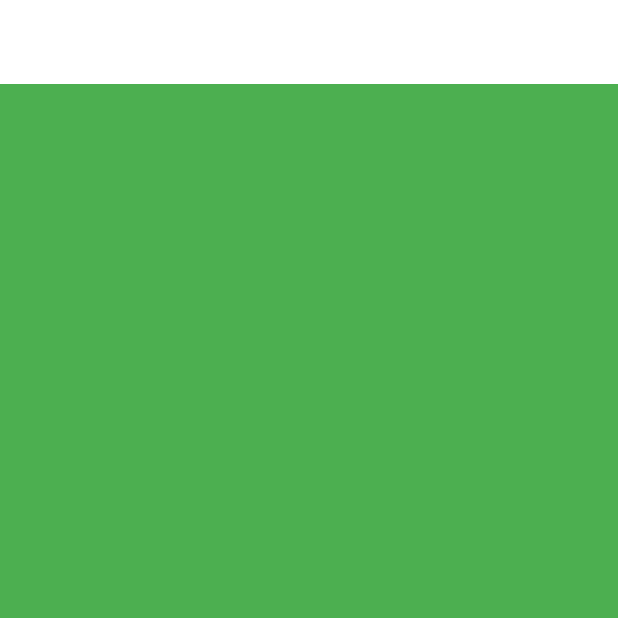
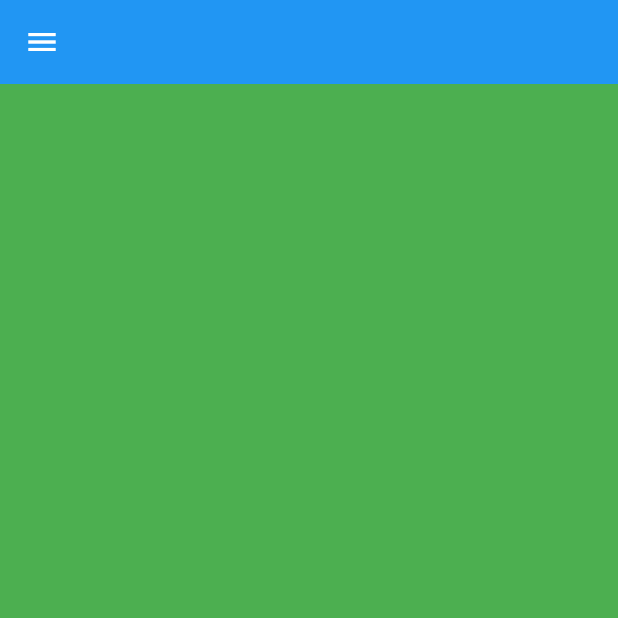
Before and after one commit to mrabro/flutter-web-admin-template, a Flutter app: the screen it shows after launch, on a phone screen of 412 x 824 dp, the top half of it. Run offline on Flutter 3.47's test engine with Material 2 defaults, Android fonts, the phone set to English and light mode, and no system bars; our stand-ins replace get, google_fonts.

Commit message:
Top Nav Drawer Menu responsive imgs

```diff
--- /dev/null
+++ b/lib/constants/style.dart
@@ -0,0 +1,6 @@
+import 'package:flutter/material.dart';
+
+Color light = Color(0xFFF7F8FC);
+Color lightGrey = Color(0xFFA4A6B3);
+Color dark = Color(0xFF363740);
+Color active = Color(0xFF3C19C0);
--- a/lib/layout.dart
+++ b/lib/layout.dart
@@ -2,17 +2,18 @@ import 'package:flutter/material.dart';
 import 'package:web_admin/helpers/responsiveness.dart';
 import 'package:web_admin/widgets/large_screen.dart';
 import 'package:web_admin/widgets/small_screen.dart';
+import 'package:web_admin/widgets/top_nav.dart';
 
 class SiteLayout extends StatelessWidget {
-  const SiteLayout({Key? key}) : super(key: key);
+  // const SiteLayout({Key? key}) : super(key: key);
+  final GlobalKey<ScaffoldState> scaffoldKey = GlobalKey();
 
   @override
   Widget build(BuildContext context) {
     return Scaffold(
-        appBar: AppBar(
-          elevation: 0,
-          backgroundColor: Colors.white,
-        ),
+        key: scaffoldKey,
+        extendBodyBehindAppBar: true,
+        appBar: topNavigationBar(context, scaffoldKey),
         body: ResponsiveWidget(
           largeScreen: LargeScreen(),
           smallScreen: SmallScreen(),
--- /dev/null
+++ b/lib/widgets/top_nav.dart
@@ -0,0 +1,24 @@
+import 'package:flutter/material.dart';
+import 'package:web_admin/helpers/responsiveness.dart';
+
+AppBar topNavigationBar(BuildContext context, GlobalKey<ScaffoldState> key) =>
+    AppBar(
+      leading: !ResponsiveWidget.isSmallScreen(context)
+          ? Row(
+              children: [
+                Padding(
+                  padding: const EdgeInsets.only(left: 16),
+                  child: Image.asset(
+                    "assets/icons/logo.png",
+                    width: 28,
+                  ),
+                ),
+              ],
+            )
+          : IconButton(
+              icon: Icon(Icons.menu),
+              onPressed: () {
+                key.currentState?.openDrawer();
+              }),
+      elevation: 0,
+    );
--- a/pubspec.yaml
+++ b/pubspec.yaml
@@ -62,7 +62,8 @@ flutter:
   uses-material-design: true
 
   # To add assets to your application, add an assets section, like this:
-  # assets:
+  assets:
+    - assets/icons/logo.png
   #   - images/a_dot_burr.jpeg
   #   - images/a_dot_ham.jpeg
 
```
Also changed, not shown: assets/icons/logo.png (added).
